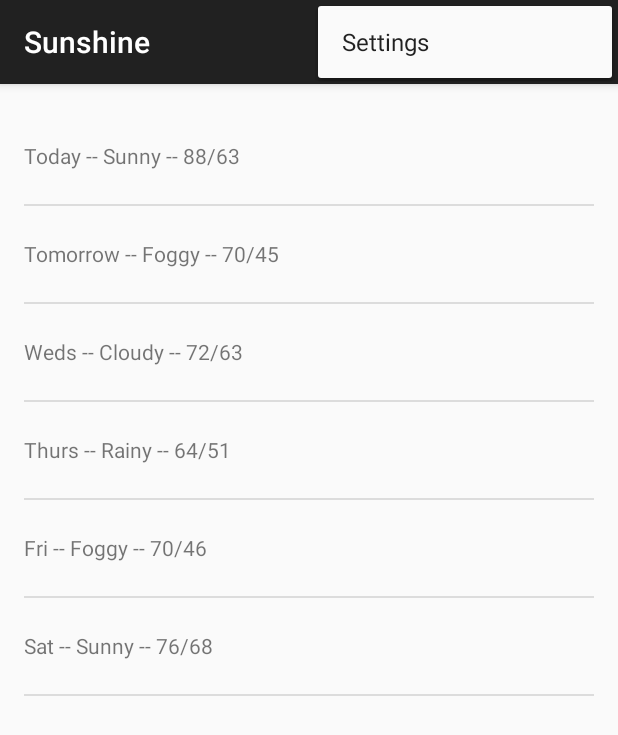
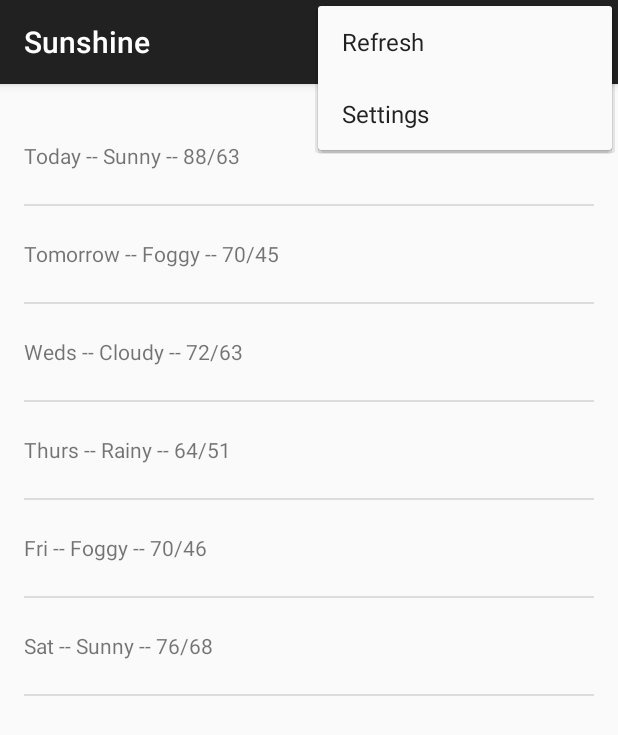
Before and after one commit to thefirstjustin/Sunshine, an Android app: the screen it shows after launch (MainActivity), with the options menu open, on a phone screen of 412 x 824 dp. Shown: the top 735 px of the screen. Run offline under Robolectric (Android 15) with nearby library versions, the phone set to English and light mode, and no system bars.

```diff
--- a/app/src/main/java/justin/awfulperson/udacity/sunshine/ForecastFragment.java
+++ b/app/src/main/java/justin/awfulperson/udacity/sunshine/ForecastFragment.java
@@ -10,6 +10,9 @@ import android.os.Bundle;
 import android.support.v4.app.Fragment;
 import android.util.Log;
 import android.view.LayoutInflater;
+import android.view.Menu;
+import android.view.MenuInflater;
+import android.view.MenuItem;
 import android.view.View;
 import android.view.ViewGroup;
 import android.widget.ArrayAdapter;
@@ -28,7 +31,13 @@ import java.util.ArrayList;
  */
 public class ForecastFragment extends Fragment {
 
-    public ForecastFragment() {
+    public ForecastFragment() {}
+
+    @Override
+    public void onCreate(Bundle savedInstanceState) {
+        super.onCreate(savedInstanceState);
+
+        setHasOptionsMenu(true);
     }
 
     @Override
@@ -53,7 +62,31 @@ public class ForecastFragment extends Fragment {
         return rootView;
     }
 
+    @Override
+    public void onCreateOptionsMenu(Menu menu, MenuInflater inflater) {
+        super.onCreateOptionsMenu(menu, inflater);
+        getActivity().getMenuInflater().inflate(R.menu.forecastfragment, menu);
+    }
+
+    @Override
+    public boolean onOptionsItemSelected(MenuItem item) {
+
+        int id = item.getItemId();
+
+        switch (id) {
+            case R.id.action_settings:
+                return true;
+            case R.id.action_refresh:
+                new FetchWeatherTask().execute();
+                return true;
+        }
+
+        return super.onOptionsItemSelected(item);
+    }
+
     public class FetchWeatherTask extends AsyncTask<Void, Void, Void> {
+
+        private final String TAG = FetchWeatherTask.class.getSimpleName();
 
         @Override
         protected Void doInBackground(Void... params) {
--- /dev/null
+++ b/app/src/main/res/menu/forecastfragment.xml
@@ -0,0 +1,9 @@
+<?xml version="1.0" encoding="utf-8"?>
+<menu xmlns:android="http://schemas.android.com/apk/res/android"
+    xmlns:app="http://schemas.android.com/apk/res-auto"
+    xmlns:tools="http://schemas.android.com/tools"
+    tools:context=".ForecastFragment">
+    <item android:id="@+id/action_refresh"
+        android:title="@string/action_refresh"
+        android:showAsAction="never"/>
+</menu>
--- a/app/src/main/res/values/strings.xml
+++ b/app/src/main/res/values/strings.xml
@@ -4,5 +4,6 @@
     <string name="app_name">Sunshine</string>
     <string name="hello_world">Hello world!</string>
     <string name="action_settings">Settings</string>
+    <string name="action_refresh">Refresh</string>
 
 </resources>
```
